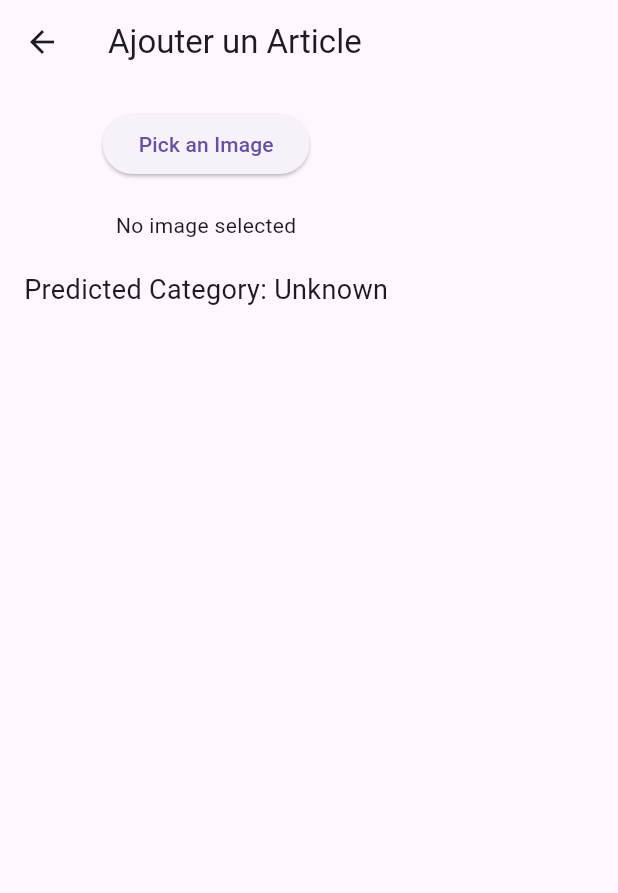
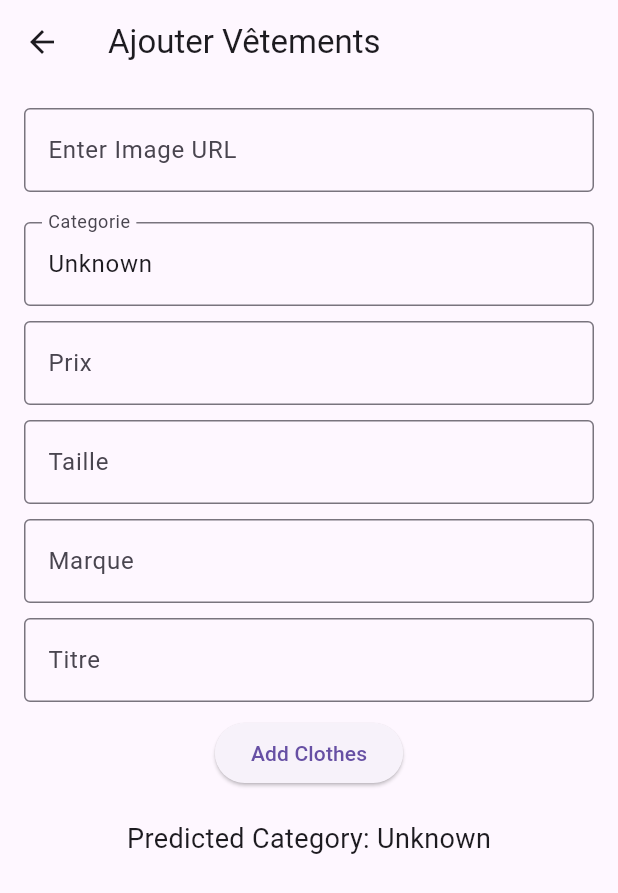
Before and after one commit to anaslhd/flutteraiapp, a Flutter app: the AjouterArticlePage screen opened by its route, on a phone screen of 412 x 824 dp. Shown: the top 893 px of the screen. Run offline on Flutter 3.47's test engine with Material 3 defaults, Android fonts, the light colour scheme and no system bars; our stand-ins replace cloud_firestore, firebase_auth, firebase_core; accounts and stored records are empty.

Commit message:
added ajoutvetements with ai category prediction

```diff
--- a/lib/Screens/acheter.page.dart
+++ b/lib/Screens/acheter.page.dart
@@ -26,7 +26,7 @@ class AcheterScreen extends StatelessWidget {
             final size = clothing['Taille'] as String;
             final imageUrl = clothing['image'] as String;
             final marque=clothing['marque'] as String;
-            final categorie=clothing['Categorie'] as String;
+            final categorie=clothing['categorie'] as String;
 
             return Card(
               margin: EdgeInsets.all(8.0),
--- a/lib/Screens/ajouterarticle.page.dart
+++ b/lib/Screens/ajouterarticle.page.dart
@@ -1,8 +1,8 @@
 import 'package:flutter/material.dart';
 import 'package:http/http.dart' as http;
 import 'dart:convert';
-import 'dart:io';
-import 'package:image_picker/image_picker.dart';
+import 'package:cloud_firestore/cloud_firestore.dart';
+import 'package:flutter/services.dart';
 
 class AjouterArticlePage extends StatefulWidget {
   @override
@@ -10,41 +10,79 @@ class AjouterArticlePage extends StatefulWidget {
 }
 
 class _AjouterArticlePageState extends State<AjouterArticlePage> {
-  XFile? _selectedImage;
   String _category = "Unknown";
   bool _isLoading = false;
+  TextEditingController _imageUrlController = TextEditingController();
+  TextEditingController _priceController = TextEditingController();
+  TextEditingController _sizeController = TextEditingController();
+  TextEditingController _brandController = TextEditingController();
+  TextEditingController _titleController = TextEditingController();
 
-  // Pick image from the gallery
-  Future<void> _pickImage() async {
-    final ImagePicker picker = ImagePicker();
-    final XFile? image = await picker.pickImage(source: ImageSource.gallery);
+  // Send data to Firestore instead of an API
+  Future<void> _addClothes() async {
+    if (_imageUrlController.text.isEmpty || _priceController.text.isEmpty) {
+      ScaffoldMessenger.of(context).showSnackBar(
+        SnackBar(content: Text('Please provide all required fields.')),
+      );
+      return;
+    }
 
-    if (image != null) {
-      setState(() {
-        _selectedImage = image;
-        _isLoading = true;
+    setState(() {
+      _isLoading = true;
+    });
+
+    try {
+      // Parse the price as an integer
+      int price = int.tryParse(_priceController.text) ?? 0;
+
+      // Save the data to Firestore
+      await FirebaseFirestore.instance.collection('Clothes').add({
+        'categorie': _category,
+        'Prix': price,  // Store price as integer
+        'Taille': _sizeController.text,
+        'image': _imageUrlController.text,
+        'marque': _brandController.text,
+        'titre': _titleController.text,
+        // Optionally include a timestamp
       });
 
-      // Send the image to Flask for prediction
-      _predictCategory(image);
+      setState(() {
+        _isLoading = false;
+      });
+
+      ScaffoldMessenger.of(context).showSnackBar(
+        SnackBar(content: Text('Clothes added successfully!')),
+      );
+    } catch (e) {
+      setState(() {
+        _isLoading = false;
+      });
+      ScaffoldMessenger.of(context).showSnackBar(
+        SnackBar(content: Text('Failed to add clothes.')),
+      );
     }
   }
 
-  // Send image to Flask API and get prediction
-  Future<void> _predictCategory(XFile image) async {
-    final Uri apiUrl = Uri.parse('http://10.0.2.2:5000/predict');  // Replace with your Flask API URL
+  // Send image URL to Flask API and get prediction
+  Future<void> _predictCategoryFromUrl(String url) async {
+    if (url.isEmpty) return;
+
+    setState(() {
+      _isLoading = true;
+    });
+
+    final Uri apiUrl = Uri.parse('http://10.0.2.2:5000/predict'); // Replace with your Flask API URL
 
     var request = http.MultipartRequest('POST', apiUrl);
-    request.files.add(await http.MultipartFile.fromPath('image', image.path));
+    request.fields['image_url'] = url;
 
     var response = await request.send();
     if (response.statusCode == 200) {
       final responseData = await response.stream.bytesToString();
       final data = json.decode(responseData);
 
-      // Ensure you retrieve the category name, not the index
       setState(() {
-        _category = data['category'] ?? 'Unknown';  // Handle case where 'category' might not be in response
+        _category = data['category'] ?? 'Unknown';
         _isLoading = false;
       });
     } else {
@@ -59,22 +97,98 @@ class _AjouterArticlePageState extends State<AjouterArticlePage> {
   Widget build(BuildContext context) {
     return Scaffold(
       appBar: AppBar(
-        title: Text('Ajouter un Article'),
+        title: Text('Ajouter Vêtements'),  // Title of the AppBar
+        leading: IconButton(
+          icon: Icon(Icons.arrow_back),  // Back arrow icon
+          onPressed: () {
+            Navigator.pop(context);  // Pop the current page from the stack to go back
+          },
+        ),
       ),
       body: Padding(
         padding: const EdgeInsets.all(16.0),
         child: Column(
           children: [
-            // Button to pick an image
+            // Input field for Image URL
+            TextField(
+              controller: _imageUrlController,
+              decoration: InputDecoration(
+                labelText: "Enter Image URL",
+                border: OutlineInputBorder(),
+              ),
+              onChanged: (url) {
+                // Trigger the prediction automatically when URL changes
+                if (url.isNotEmpty) {
+                  _predictCategoryFromUrl(url);
+                }
+              },
+            ),
+            SizedBox(height: 10),
+            // Display the image from URL
+            _imageUrlController.text.isNotEmpty
+                ? Image.network(
+                    _imageUrlController.text,
+                    height: 200,
+                    width: 200,
+                    fit: BoxFit.cover,
+                  )
+                : SizedBox.shrink(),
+            SizedBox(height: 10),
+            // Category field (readonly)
+            TextField(
+              controller: TextEditingController(text: _category),
+              decoration: InputDecoration(
+                labelText: "Categorie",
+                border: OutlineInputBorder(),
+              ),
+              readOnly: true,  // Make category field read-only
+            ),
+            SizedBox(height: 10),
+            // Price field (integer input only)
+            TextField(
+              controller: _priceController,
+              decoration: InputDecoration(
+                labelText: "Prix",
+                border: OutlineInputBorder(),
+              ),
+              keyboardType: TextInputType.number,  // Ensures only numeric input
+              inputFormatters: [
+                FilteringTextInputFormatter.digitsOnly,  // Only digits allowed
+              ],
+            ),
+            SizedBox(height: 10),
+            // Size field
+            TextField(
+              controller: _sizeController,
+              decoration: InputDecoration(
+                labelText: "Taille",
+                border: OutlineInputBorder(),
+              ),
+            ),
+            SizedBox(height: 10),
+            // Brand field
+            TextField(
+              controller: _brandController,
+              decoration: InputDecoration(
+                labelText: "Marque",
+                border: OutlineInputBorder(),
+              ),
+            ),
+            SizedBox(height: 10),
+            // Title field
+            TextField(
+              controller: _titleController,
+              decoration: InputDecoration(
+                labelText: "Titre",
+                border: OutlineInputBorder(),
+              ),
+            ),
+            SizedBox(height: 10),
+            // Button to add the item
             ElevatedButton(
-              onPressed: _pickImage,
-              child: Text('Pick an Image'),
+              onPressed: _addClothes,
+              child: Text('Add Clothes'),
             ),
-            SizedBox(height: 20),
-            // Display the picked image
-            _selectedImage != null
-                ? Image.file(File(_selectedImage!.path))
-                : Text('No image selected'),
             SizedBox(height: 20),
             // Display the prediction result
             _isLoading
--- a/lib/Screens/panier.page.dart
+++ b/lib/Screens/panier.page.dart
@@ -113,7 +113,7 @@ class _PanierScreenState extends State<PanierScreen> {
                               'Prix: ${item['price']} | Taille: ${item['size']}',
                             ),
                             trailing: IconButton(
-                              icon: Icon(Icons.delete, color: Colors.red),
+                              icon: Icon(Icons.close, color: Colors.red),
                               onPressed: () => deleteItem(item['id']),
                             ),
                           ),
@@ -128,7 +128,7 @@ class _PanierScreenState extends State<PanierScreen> {
                 mainAxisAlignment: MainAxisAlignment.spaceBetween,
                 children: [
                   Text(
-                    'Total: $totalPrice DA',
+                    'Total: $totalPrice MAD',
                     style: TextStyle(fontSize: 20, fontWeight: FontWeight.bold),
                   ),
                   Text(
--- a/lib/Screens/profile.page.dart
+++ b/lib/Screens/profile.page.dart
@@ -1,7 +1,8 @@
 import 'package:cloud_firestore/cloud_firestore.dart';
 import 'package:firebase_auth/firebase_auth.dart';
 import 'package:flutter/material.dart';
-import 'package:flutter/services.dart';  // For input formatting
+import 'package:flutter/services.dart';
+import 'package:flutteraiapp/Screens/ajouterarticle.page.dart';  // For input formatting
 
 class ProfilePage extends StatefulWidget {
   @override
@@ -97,7 +98,7 @@ class _ProfilePageState extends State<ProfilePage> {
             // Email is readonly
             TextFormField(
               controller: _emailController,
-              decoration: InputDecoration(labelText: 'Email'),
+              decoration: InputDecoration(labelText: 'Login'),
               readOnly: true,
             ),
             TextFormField(
@@ -145,6 +146,9 @@ class _ProfilePageState extends State<ProfilePage> {
             ElevatedButton(
               onPressed: () {
                 // Navigate to Add Article screen (you can replace this with your own navigation logic)
+                Navigator.push(context,
+                MaterialPageRoute(builder: (context)=>AjouterArticlePage()),
+                );
 
               },
               child: Text('Ajouter Article'),
--- a/lib/main.dart
+++ b/lib/main.dart
@@ -3,6 +3,7 @@ import 'package:flutter/material.dart';
 import 'package:flutteraiapp/Screens/ajouterarticle.page.dart';
 import 'package:flutteraiapp/Screens/home.page.dart';
 import 'package:flutteraiapp/Screens/login.page.dart';
+import 'package:flutteraiapp/Screens/profile.page.dart';
 import 'package:flutteraiapp/firebase_options.dart';
 
 
@@ -29,7 +30,8 @@ class MyApp extends StatelessWidget {
       routes: {
         '/login': (context) => LoginPage(),
         '/home':(context) =>HomePage(),
-        '/add':(context)=>AjouterArticlePage()
+        '/add':(context)=>AjouterArticlePage(),
+        '/profile':(context)=>ProfilePage()
 
       },
     );
```
